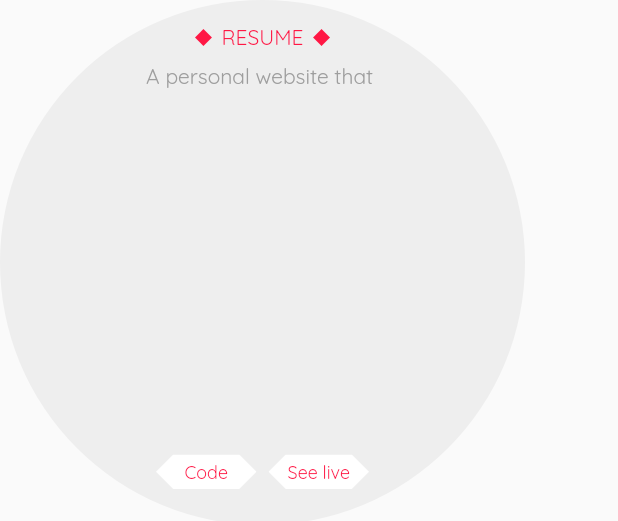
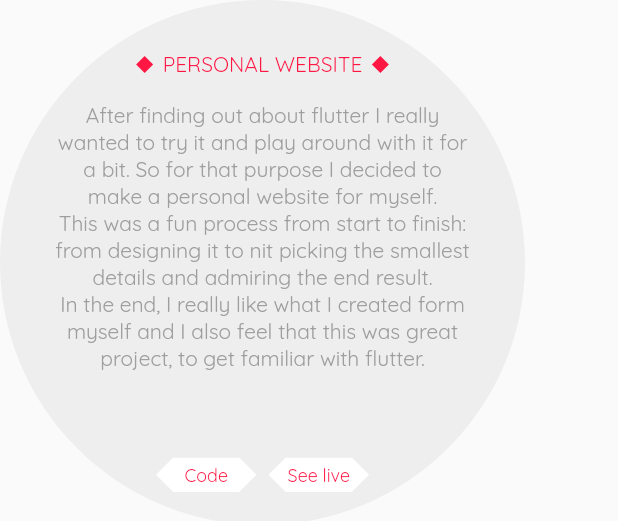
Before and after one commit to emirac/resume, a Flutter app: the ProjectCardInfo widget shown alone on an empty page, opened directly, on a phone screen of 412 x 824 dp. Shown: the top 521 px of the screen. Run offline on Flutter 3.47's test engine with Material 2 defaults, Android fonts, the phone set to English and light mode, and no system bars; our stand-ins replace carousel_slider, font_awesome_flutter, percent_indicator; missing offline and left inert: dart:html, hovering.

Commit message:
Added projects info

```diff
--- a/lib/models/project.dart
+++ b/lib/models/project.dart
@@ -1,6 +1,6 @@
 class Project {
   final String projectName;
-  final String description;
+  final List<String> description;
   final String? codeURL;
   final String? demoURL;
   final List<String> images;
@@ -8,7 +8,7 @@ class Project {
 
   Project({
     this.projectName = '',
-    this.description = '',
+    this.description = const [],
     this.technologies = const [],
     this.images = const [],
     this.codeURL,
--- a/lib/providers/projects_provider.dart
+++ b/lib/providers/projects_provider.dart
@@ -13,8 +13,12 @@ class ProjectsProvider extends ChangeNotifier {
   void setInitialData() {
     projects.add(
       new Project(
-          projectName: 'Resume',
-          description: 'A personal website that ',
+          projectName: 'Personal website',
+          description: [
+            'After finding out about flutter I really wanted to try it and play around with it for a bit. So for that purpose I decided to make a personal website for myself.',
+            'This was a fun process from start to finish: from designing it to nit picking the smallest details and admiring the end result.',
+            'In the end, I really like what I created form myself and I also feel that this was great project, to get familiar with flutter.',
+          ],
           images: [
             'images/test1.jpeg',
             'images/test2.jpeg',
@@ -27,7 +31,10 @@ class ProjectsProvider extends ChangeNotifier {
     projects.add(
       new Project(
         projectName: 'EatSmart',
-        description: '',
+        description: [
+          'My colleague had an idea for a food intake tracking app, would count not only calories but also vitamins and other compounds. Also, the app would give suggestions what to eat based on what user has in their fridge.',
+          'So I took part, albeit small, in developing this app. I feel that the main things that I learned from this project and my colleague were how to plan out a project and how to prioritise features.',
+        ],
         images: [
           'images/test1.jpeg',
           'images/test1.jpeg',
@@ -44,7 +51,10 @@ class ProjectsProvider extends ChangeNotifier {
     projects.add(
       new Project(
         projectName: 'HQ Sales',
-        description: '',
+        description: [
+          'HQ Sales is a project that I worked on while I was working for “Protingieji kurmiai”. This job was definitely a kick-start to my journey as a developer.',
+          'While working on this really big scale project, I had an opportunity to test myself with not just front-end programming but also back-end, devOps, Azure. This was a very rich experience to me from which I learned a lot.',
+        ],
         technologies: [
           'Vue.js',
           'Typescript',
@@ -52,7 +62,9 @@ class ProjectsProvider extends ChangeNotifier {
           '.NET',
           'Entity Framework',
           'SQL Server',
-          'Azure'
+          'Azure',
+          'Node.js',
+          'GraphQL'
         ],
       ),
     );
--- a/lib/widgtes/common/menu/menu_item.dart
+++ b/lib/widgtes/common/menu/menu_item.dart
@@ -2,8 +2,6 @@ import 'package:flutter/material.dart';
 import 'package:provider/provider.dart';
 import 'package:resume/providers/menu_provider.dart';
 import 'package:resume/utils/pages.dart';
-import 'package:resume/widgtes/common/animated_diamond.dart';
-import 'package:resume/widgtes/common/diamond.dart';
 import 'package:resume/widgtes/common/rotating_diamond.dart';
 
 class MenuItem extends StatelessWidget {
@@ -54,16 +52,14 @@ class MenuItem extends StatelessWidget {
               ),
               if (menu.activeRoute == this.page)
                 Padding(
-                    padding: const EdgeInsets.all(4.0),
-                    child: RotatingDiamond(
-                      color: Theme.of(context).primaryColor,
-                    )),
+                  padding: const EdgeInsets.all(4.0),
+                  child: RotatingDiamond(),
+                ),
               if (menu.activeRoute == this.page)
                 Padding(
-                    padding: const EdgeInsets.all(4.0),
-                    child: RotatingDiamond(
-                      color: Theme.of(context).primaryColor,
-                    )),
+                  padding: const EdgeInsets.all(4.0),
+                  child: RotatingDiamond(),
+                ),
             ],
           ),
         ),
--- a/lib/widgtes/common/rotating_diamond.dart
+++ b/lib/widgtes/common/rotating_diamond.dart
@@ -37,7 +37,7 @@ class _RotatingDiamond extends State<RotatingDiamond>
       animation: _controller,
       builder: (_, child) {
         return Transform.rotate(
-          angle: _controller.value * pi,
+          angle: _controller.value * pi / 2,
           child: child,
         );
       },
--- a/lib/widgtes/projects/project_card_info.dart
+++ b/lib/widgtes/projects/project_card_info.dart
@@ -6,6 +6,41 @@ import 'package:resume/providers/projects_provider.dart';
 import 'package:resume/widgtes/projects/project_card_title.dart';
 
 class ProjectCardInfo extends StatelessWidget {
+  List<Widget> getText(List<String> description) {
+    List<Widget> widgets = [];
+
+    for (var i = 0; i < description.length; i++) {
+      if (i == 0 || i == description.length - 1) {
+        widgets.add(
+          Padding(
+            padding: EdgeInsets.only(
+              right: 6,
+              left: 6,
+            ),
+            child: Text(
+              description[i],
+              textAlign: TextAlign.center,
+              style: TextStyle(
+                color: Colors.grey[500],
+              ),
+            ),
+          ),
+        );
+      } else {
+        widgets.add(
+          Text(
+            description[i],
+            textAlign: TextAlign.center,
+            style: TextStyle(
+              color: Colors.grey[500],
+            ),
+          ),
+        );
+      }
+    }
+    return widgets;
+  }
+
   @override
   Widget build(BuildContext context) {
     return Container(
@@ -22,17 +57,21 @@ class ProjectCardInfo extends StatelessWidget {
         child: Consumer<ProjectsProvider>(
           builder: (_, ProjectsProvider projects, __) => Column(
             children: [
+              SizedBox(height: 18),
               ProjectCardTitle(projects.selectedProject?.projectName ?? ''),
               Expanded(
-                child: Text(
-                  projects.selectedProject?.description ?? '',
-                  style: TextStyle(
-                    color: Theme.of(context).accentColor,
+                child: Padding(
+                  padding: const EdgeInsets.only(
+                      top: 8, bottom: 8, left: 24, right: 24),
+                  child: Column(
+                    children: [
+                      ...getText(projects.selectedProject!.description)
+                    ],
                   ),
                 ),
               ),
               Padding(
-                padding: const EdgeInsets.all(12),
+                padding: const EdgeInsets.all(10),
                 child: Row(
                   mainAxisAlignment: MainAxisAlignment.center,
                   children: [
--- a/lib/widgtes/projects/project_card_technologies.dart
+++ b/lib/widgtes/projects/project_card_technologies.dart
@@ -19,7 +19,7 @@ class ProjectCardTechnologies extends StatelessWidget {
         child: Consumer<ProjectsProvider>(
           builder: (_, ProjectsProvider projects, __) => Column(
             children: [
-              ProjectCardTitle('technologies'),
+              ProjectCardTitle('Stack'),
               Container(
                 padding: EdgeInsets.all(32),
                 child: Column(
```
